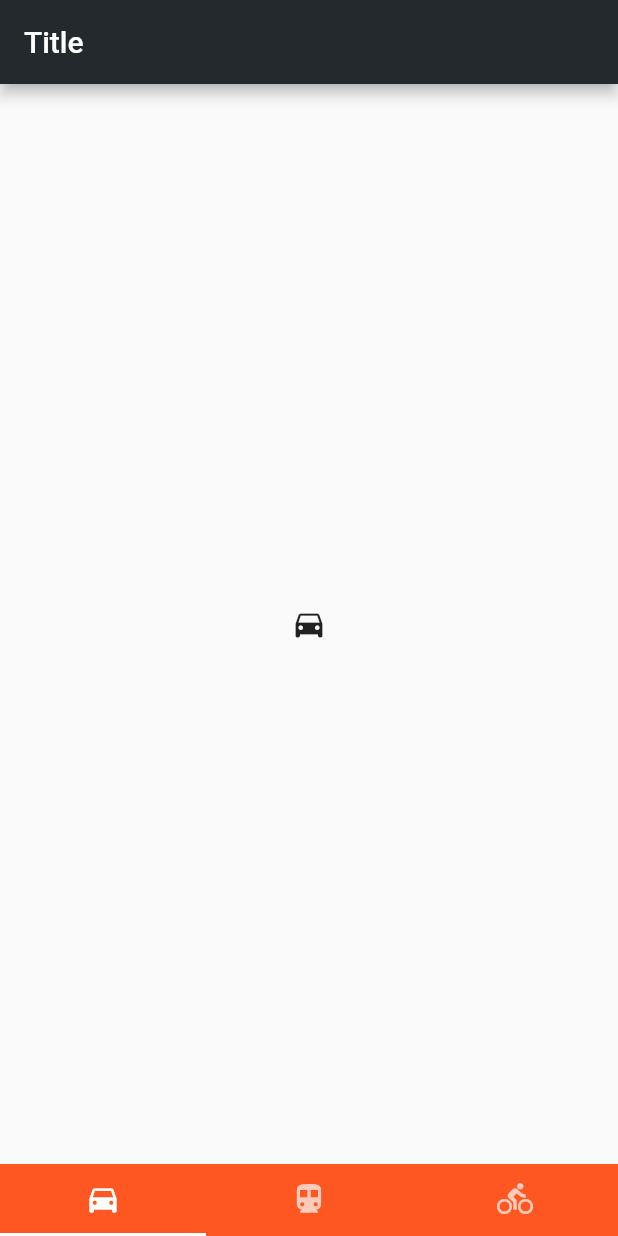
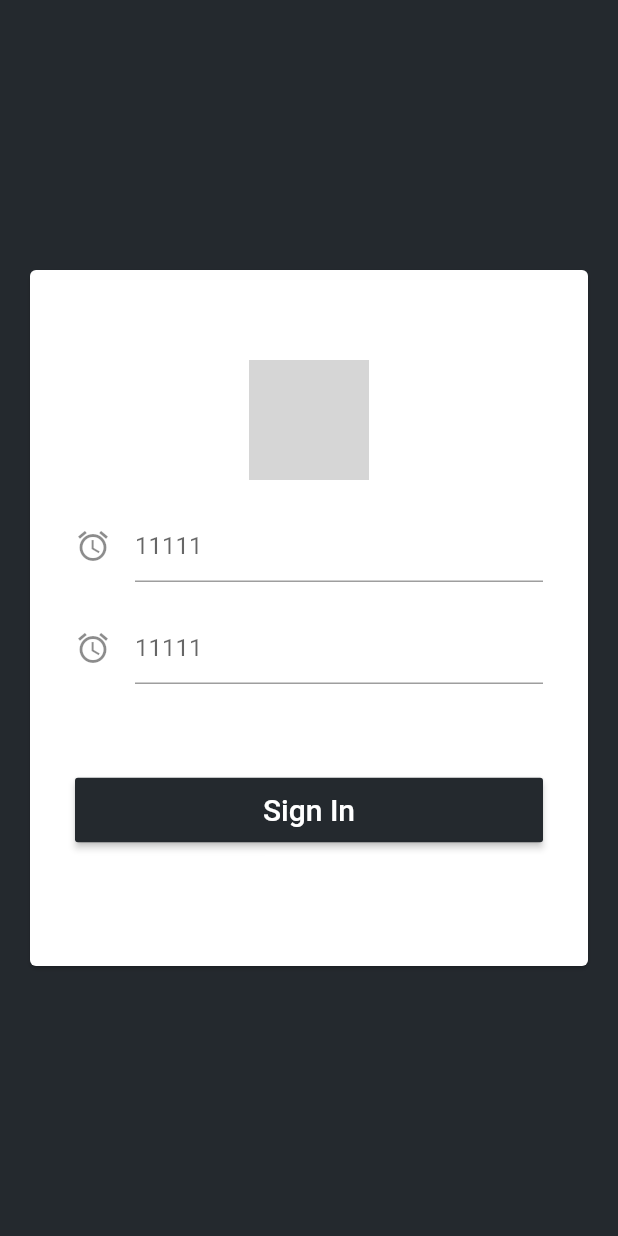
Before and after one commit to horis233/Github-App-Flutter, a Flutter app: the screen it shows after launch, on a phone screen of 412 x 824 dp. Run offline on Flutter 3.47's test engine with Material 2 defaults, Android fonts, the phone set to English and light mode, and no system bars; grey boxes are pictures that could not be loaded.

Commit message:
add login page

```diff
--- a/lib/common/style/Style.dart
+++ b/lib/common/style/Style.dart
@@ -3,25 +3,34 @@ import 'package:flutter/material.dart';
 class GithubColors {
   static const String welcomeMessage = "Welcome To Flutter";
 
-  static const int _PrimaryValue = 0xFF24292E;
-  static const int _PrimaryLightValue = 0xFF42464b;
-  static const int _PrimaryDarkValue = 0xFF121917;
+  static const int primaryValue = 0xFF24292E;
+  static const int primaryLightValue = 0xFF42464b;
+  static const int primaryDarkValue = 0xFF121917;
+
+  static const int cardWhite = 0xFFFFFFFF;
+
+  static const int textWhite = 0xFFFFFFFF;
 
   static const MaterialColor primarySwatch = const MaterialColor(
-    _PrimaryValue,
+    primaryValue,
     const <int, Color>{
-      50: const Color(_PrimaryLightValue),
-      100: const Color(_PrimaryLightValue),
-      200: const Color(_PrimaryLightValue),
-      300: const Color(_PrimaryLightValue),
-      400: const Color(_PrimaryLightValue),
-      500: const Color(_PrimaryValue),
-      600: const Color(_PrimaryDarkValue),
-      700: const Color(_PrimaryDarkValue),
-      800: const Color(_PrimaryDarkValue),
-      900: const Color(_PrimaryDarkValue),
+      50: const Color(primaryLightValue),
+      100: const Color(primaryLightValue),
+      200: const Color(primaryLightValue),
+      300: const Color(primaryLightValue),
+      400: const Color(primaryLightValue),
+      500: const Color(primaryValue),
+      600: const Color(primaryDarkValue),
+      700: const Color(primaryDarkValue),
+      800: const Color(primaryDarkValue),
+      900: const Color(primaryDarkValue),
     },
   );
 }
 
-class GSYConstant {}
+class GithubConstant {}
+
+
+class GithubStrings {
+  static const String login_text = "Sign In";
+}
--- /dev/null
+++ b/lib/page/LoginPage.dart
@@ -0,0 +1,42 @@
+import 'package:flutter/material.dart';
+import 'package:gsy_github_app_flutter/common/style/Style.dart';
+import 'package:gsy_github_app_flutter/widget/FlexButton.dart';
+import 'package:gsy_github_app_flutter/widget/InputWidget.dart';
+
+class LoginPage extends StatelessWidget {
+  @override
+  Widget build(BuildContext context) {
+    return new Container(
+        color: Color(GithubColors.primaryValue),
+        child: new Center(
+            child: new Card(
+                color: Color(GithubColors.cardWhite),
+                margin: const EdgeInsets.all(20.0),
+                child: new Padding(
+                    padding: new EdgeInsets.only(
+                        left: 30.0, top: 60.0, right: 30.0, bottom: 80.0),
+                    child: new Column(
+                      mainAxisAlignment: MainAxisAlignment.center,
+                      mainAxisSize: MainAxisSize.min,
+                      children: <Widget>[
+                        new Image(
+                            image: new AssetImage('static/images/logo.png'),
+                            width: 80.0,
+                            height: 80.0),
+                        new Padding(padding: new EdgeInsets.all(10.0)),
+                        new InputWidget(
+                            hintText: "11111", iconData: Icons.access_alarm),
+                        new Padding(padding: new EdgeInsets.all(10.0)),
+                        new InputWidget(
+                            hintText: "11111", iconData: Icons.access_alarm),
+                        new Padding(padding: new EdgeInsets.all(30.0)),
+                        new FlexButton(
+                          text: GithubStrings.login_text,
+                          color: Color(GithubColors.primaryValue),
+                          textColor: Color(GithubColors.textWhite),
+                          onPress: () {},
+                        )
+                      ],
+                    )))));
+  }
+}
--- a/lib/page/WelcomePage.dart
+++ b/lib/page/WelcomePage.dart
@@ -2,6 +2,7 @@ import 'dart:async';
 
 import 'package:flutter/material.dart';
 import 'package:gsy_github_app_flutter/page/HomePage.dart';
+import 'package:gsy_github_app_flutter/page/LoginPage.dart';
 
 class WelcomePage extends StatelessWidget {
   @override
@@ -11,7 +12,7 @@ class WelcomePage extends StatelessWidget {
       Navigator
           .of(context)
           .pushReplacement(new MaterialPageRoute(builder: (context) {
-        return new HomePage();
+        return new LoginPage();
       }));
     });
     return new Container(
--- /dev/null
+++ b/lib/widget/FlexButton.dart
@@ -0,0 +1,24 @@
+import 'package:flutter/material.dart';
+class FlexButton extends StatelessWidget {
+  final String text;
+  final Color color;
+  final Color textColor;
+  final VoidCallback onPress;
+  FlexButton({Key key, this.text, this.color, this.textColor, this.onPress}) : super(key: key);
+  @override
+  Widget build(BuildContext context) {
+    return new Row(children: <Widget>[
+      new Expanded(
+          child: new RaisedButton(
+              padding: new EdgeInsets.only(left: 20.0, top: 10.0, right: 20.0, bottom: 10.0),
+              textColor: textColor,
+              color: color,
+              child: new Text(text, style: new TextStyle(fontSize: 20.0)),
+              onPressed: () {
+                if (this.onPress != null) {
+                  this.onPress();
+                }
+              }))
+    ]);
+  }
+}
--- /dev/null
+++ b/lib/widget/InputWidget.dart
@@ -0,0 +1,26 @@
+import 'package:flutter/material.dart';
+
+class InputWidget extends StatefulWidget {
+  final String hintText;
+  final IconData iconData;
+  InputWidget({Key key, this.hintText, this.iconData}) : super(key: key);
+  @override
+  _InputWidgetState createState() => new _InputWidgetState(hintText, iconData);
+}
+/// State for [GSYInputWidget] widgets.
+class _InputWidgetState extends State<InputWidget> {
+  final String hintText;
+  final IconData iconData;
+  final TextEditingController _controller = new TextEditingController();
+  _InputWidgetState(this.hintText, this.iconData) : super();
+  @override
+  Widget build(BuildContext context) {
+    return new TextField(
+      controller: _controller,
+      decoration: new InputDecoration(
+        hintText: hintText,
+        icon: new Icon(iconData),
+      ),
+    );
+  }
+}
--- a/pubspec.yaml
+++ b/pubspec.yaml
@@ -55,3 +55,5 @@ flutter:
   #
   # For details regarding fonts from package dependencies,
   # see https://flutter.io/custom-fonts/#from-packages
+  assets:
+    - static/images/logo.png
```
